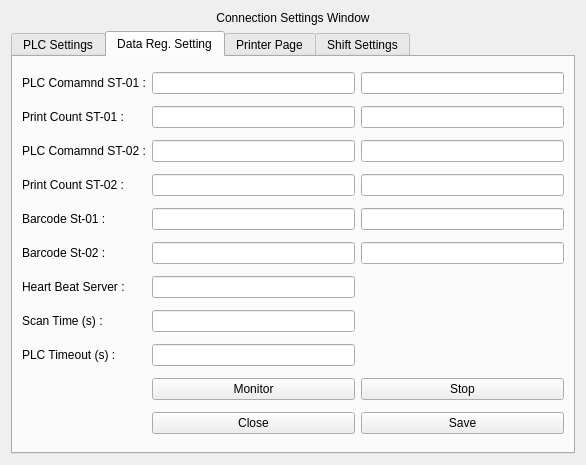
First picture: the form in UI/ConnectionWindow.ui, repository listpplo/Mahle-Barcode-Standardization, before the edit.
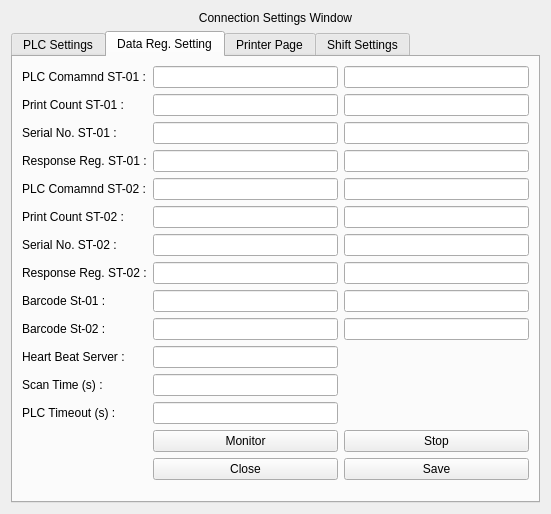
Second picture: the form after the edit. The open tabs and pages were chosen to show the change. Icons and pictures are not drawn.

```diff
--- a/UI/ConnectionWindow.ui
+++ b/UI/ConnectionWindow.ui
@@ -9,8 +9,8 @@
    <rect>
     <x>0</x>
     <y>0</y>
-    <width>586</width>
-    <height>465</height>
+    <width>551</width>
+    <height>514</height>
    </rect>
   </property>
   <property name="windowTitle">
@@ -253,55 +253,62 @@
          </property>
         </widget>
        </item>
-       <item row="3" column="0">
-        <widget class="QLabel" name="label_6">
-         <property name="text">
-          <string>Print Count ST-02 :</string>
-         </property>
-        </widget>
-       </item>
-       <item row="1" column="1">
-        <widget class="QLineEdit" name="lineEdit_4">
+       <item row="4" column="1">
+        <widget class="QLineEdit" name="lineEdit_9">
          <property name="alignment">
           <set>Qt::AlignCenter</set>
          </property>
         </widget>
        </item>
-       <item row="3" column="2">
-        <widget class="QLineEdit" name="lineEdit_12">
-         <property name="alignment">
-          <set>Qt::AlignCenter</set>
-         </property>
-         <property name="readOnly">
-          <bool>true</bool>
-         </property>
-        </widget>
-       </item>
-       <item row="2" column="0">
+       <item row="4" column="0">
         <widget class="QLabel" name="label_7">
          <property name="text">
           <string>PLC Comamnd ST-02 :</string>
          </property>
         </widget>
        </item>
-       <item row="10" column="2">
-        <widget class="QPushButton" name="pushButton_4">
+       <item row="7" column="0">
+        <widget class="QLabel" name="label_20">
+         <property name="text">
+          <string>Response Reg. ST-02 :</string>
+         </property>
+        </widget>
+       </item>
+       <item row="13" column="1">
+        <widget class="QPushButton" name="pushButton_3">
          <property name="styleSheet">
           <string notr="true">QPushButton::hover{
 	background-color: rgb(71, 255, 20);
 }
-</string>
+
+QPushButton::checked{
+	background-color: rgb(71, 255, 20);
+}</string>
          </property>
          <property name="text">
-          <string>Save</string>
+          <string>Monitor</string>
          </property>
          <property name="checkable">
-          <bool>false</bool>
+          <bool>true</bool>
          </property>
         </widget>
        </item>
-       <item row="2" column="2">
-        <widget class="QLineEdit" name="lineEdit_10">
+       <item row="12" column="1">
+        <widget class="QLineEdit" name="lineEdit_8">
+         <property name="alignment">
+          <set>Qt::AlignCenter</set>
+         </property>
+        </widget>
+       </item>
+       <item row="12" column="0">
+        <widget class="QLabel" name="label_9">
+         <property name="text">
+          <string>PLC Timeout (s) : </string>
+         </property>
+        </widget>
+       </item>
+       <item row="8" column="2">
+        <widget class="QLineEdit" name="lineEdit_16">
          <property name="alignment">
           <set>Qt::AlignCenter</set>
          </property>
@@ -310,6 +317,13 @@
          </property>
         </widget>
        </item>
+       <item row="6" column="0">
+        <widget class="QLabel" name="label_19">
+         <property name="text">
+          <string>Serial No. ST-02 :</string>
+         </property>
+        </widget>
+       </item>
        <item row="1" column="2">
         <widget class="QLineEdit" name="lineEdit_6">
          <property name="alignment">
@@ -320,14 +334,14 @@
          </property>
         </widget>
        </item>
-       <item row="2" column="1">
-        <widget class="QLineEdit" name="lineEdit_9">
-         <property name="alignment">
-          <set>Qt::AlignCenter</set>
+       <item row="5" column="0">
+        <widget class="QLabel" name="label_6">
+         <property name="text">
+          <string>Print Count ST-02 :</string>
          </property>
         </widget>
        </item>
-       <item row="10" column="1">
+       <item row="14" column="1">
         <widget class="QPushButton" name="pushButton_6">
          <property name="styleSheet">
           <string notr="true">QPushButton::hover{
@@ -346,151 +360,233 @@
          </property>
         </widget>
        </item>
-       <item row="4" column="1">
-        <widget class="QLineEdit" name="lineEdit_14">
-         <property name="alignment">
-          <set>Qt::AlignCenter</set>
-         </property>
-        </widget>
-       </item>
        <item row="9" column="2">
-        <widget class="QPushButton" name="pushButton_5">
+        <widget class="QLineEdit" name="lineEdit_17">
+         <property name="alignment">
+          <set>Qt::AlignCenter</set>
+         </property>
+         <property name="readOnly">
+          <bool>true</bool>
+         </property>
+        </widget>
+       </item>
+       <item row="2" column="0">
+        <widget class="QLabel" name="label_18">
+         <property name="text">
+          <string>Serial No. ST-01 :</string>
+         </property>
+        </widget>
+       </item>
+       <item row="14" column="2">
+        <widget class="QPushButton" name="pushButton_4">
          <property name="styleSheet">
           <string notr="true">QPushButton::hover{
-	background-color:  rgb(255, 23, 15);
+	background-color: rgb(71, 255, 20);
 }
-
-QPushButton::checked{
-	background-color:  rgb(255, 23, 15);
-}</string>
+</string>
          </property>
          <property name="text">
-          <string>Stop</string>
+          <string>Save</string>
+         </property>
+         <property name="checkable">
+          <bool>false</bool>
          </property>
         </widget>
        </item>
-       <item row="6" column="1">
+       <item row="10" column="1">
         <widget class="QLineEdit" name="lineEdit_13">
          <property name="alignment">
           <set>Qt::AlignCenter</set>
          </property>
         </widget>
        </item>
-       <item row="3" column="1">
-        <widget class="QLineEdit" name="lineEdit_11">
+       <item row="9" column="0">
+        <widget class="QLabel" name="label_17">
+         <property name="text">
+          <string>Barcode St-02 :</string>
+         </property>
+        </widget>
+       </item>
+       <item row="9" column="1">
+        <widget class="QLineEdit" name="lineEdit_15">
          <property name="alignment">
           <set>Qt::AlignCenter</set>
          </property>
         </widget>
        </item>
-       <item row="6" column="0">
+       <item row="1" column="0">
+        <widget class="QLabel" name="label_5">
+         <property name="text">
+          <string>Print Count ST-01 :</string>
+         </property>
+        </widget>
+       </item>
+       <item row="6" column="2">
+        <widget class="QLineEdit" name="lineEdit_21">
+         <property name="alignment">
+          <set>Qt::AlignCenter</set>
+         </property>
+         <property name="readOnly">
+          <bool>true</bool>
+         </property>
+        </widget>
+       </item>
+       <item row="1" column="1">
+        <widget class="QLineEdit" name="lineEdit_4">
+         <property name="alignment">
+          <set>Qt::AlignCenter</set>
+         </property>
+        </widget>
+       </item>
+       <item row="2" column="1">
+        <widget class="QLineEdit" name="lineEdit_18">
+         <property name="alignment">
+          <set>Qt::AlignCenter</set>
+         </property>
+        </widget>
+       </item>
+       <item row="10" column="0">
         <widget class="QLabel" name="label_10">
          <property name="text">
           <string>Heart Beat Server :</string>
          </property>
         </widget>
        </item>
-       <item row="7" column="1">
-        <widget class="QLineEdit" name="lineEdit_7">
+       <item row="0" column="1">
+        <widget class="QLineEdit" name="lineEdit_3">
          <property name="alignment">
           <set>Qt::AlignCenter</set>
          </property>
         </widget>
        </item>
-       <item row="0" column="0">
-        <widget class="QLabel" name="label_4">
-         <property name="text">
-          <string>PLC Comamnd ST-01 :</string>
-         </property>
-        </widget>
-       </item>
-       <item row="5" column="1">
-        <widget class="QLineEdit" name="lineEdit_15">
+       <item row="2" column="2">
+        <widget class="QLineEdit" name="lineEdit_19">
          <property name="alignment">
           <set>Qt::AlignCenter</set>
          </property>
+         <property name="readOnly">
+          <bool>true</bool>
+         </property>
         </widget>
        </item>
-       <item row="7" column="0">
+       <item row="11" column="0">
         <widget class="QLabel" name="label_8">
          <property name="text">
           <string>Scan Time (s) :</string>
          </property>
         </widget>
        </item>
-       <item row="9" column="1">
-        <widget class="QPushButton" name="pushButton_3">
-         <property name="styleSheet">
-          <string notr="true">QPushButton::hover{
-	background-color: rgb(71, 255, 20);
-}
-
-QPushButton::checked{
-	background-color: rgb(71, 255, 20);
-}</string>
-         </property>
-         <property name="text">
-          <string>Monitor</string>
-         </property>
-         <property name="checkable">
-          <bool>true</bool>
-         </property>
-        </widget>
-       </item>
        <item row="8" column="0">
-        <widget class="QLabel" name="label_9">
-         <property name="text">
-          <string>PLC Timeout (s) : </string>
-         </property>
-        </widget>
-       </item>
-       <item row="1" column="0">
-        <widget class="QLabel" name="label_5">
-         <property name="text">
-          <string>Print Count ST-01 :</string>
-         </property>
-        </widget>
-       </item>
-       <item row="5" column="0">
-        <widget class="QLabel" name="label_17">
-         <property name="text">
-          <string>Barcode St-02 :</string>
-         </property>
-        </widget>
-       </item>
-       <item row="8" column="1">
-        <widget class="QLineEdit" name="lineEdit_8">
-         <property name="alignment">
-          <set>Qt::AlignCenter</set>
-         </property>
-        </widget>
-       </item>
-       <item row="4" column="0">
         <widget class="QLabel" name="label_16">
          <property name="text">
           <string>Barcode St-01 :</string>
          </property>
         </widget>
        </item>
-       <item row="0" column="1">
-        <widget class="QLineEdit" name="lineEdit_3">
-         <property name="alignment">
-          <set>Qt::AlignCenter</set>
+       <item row="13" column="2">
+        <widget class="QPushButton" name="pushButton_5">
+         <property name="styleSheet">
+          <string notr="true">QPushButton::hover{
+	background-color:  rgb(255, 23, 15);
+}
+
+QPushButton::checked{
+	background-color:  rgb(255, 23, 15);
+}</string>
+         </property>
+         <property name="text">
+          <string>Stop</string>
          </property>
         </widget>
        </item>
-       <item row="4" column="2">
-        <widget class="QLineEdit" name="lineEdit_16">
+       <item row="5" column="1">
+        <widget class="QLineEdit" name="lineEdit_11">
          <property name="alignment">
           <set>Qt::AlignCenter</set>
          </property>
-         <property name="readOnly">
-          <bool>true</bool>
-         </property>
         </widget>
        </item>
        <item row="5" column="2">
-        <widget class="QLineEdit" name="lineEdit_17">
+        <widget class="QLineEdit" name="lineEdit_12">
+         <property name="alignment">
+          <set>Qt::AlignCenter</set>
+         </property>
+         <property name="readOnly">
+          <bool>true</bool>
+         </property>
+        </widget>
+       </item>
+       <item row="0" column="0">
+        <widget class="QLabel" name="label_4">
+         <property name="text">
+          <string>PLC Comamnd ST-01 :</string>
+         </property>
+        </widget>
+       </item>
+       <item row="8" column="1">
+        <widget class="QLineEdit" name="lineEdit_14">
+         <property name="alignment">
+          <set>Qt::AlignCenter</set>
+         </property>
+        </widget>
+       </item>
+       <item row="7" column="1">
+        <widget class="QLineEdit" name="lineEdit_22">
+         <property name="alignment">
+          <set>Qt::AlignCenter</set>
+         </property>
+        </widget>
+       </item>
+       <item row="11" column="1">
+        <widget class="QLineEdit" name="lineEdit_7">
+         <property name="alignment">
+          <set>Qt::AlignCenter</set>
+         </property>
+        </widget>
+       </item>
+       <item row="6" column="1">
+        <widget class="QLineEdit" name="lineEdit_20">
+         <property name="alignment">
+          <set>Qt::AlignCenter</set>
+         </property>
+        </widget>
+       </item>
+       <item row="4" column="2">
+        <widget class="QLineEdit" name="lineEdit_10">
+         <property name="alignment">
+          <set>Qt::AlignCenter</set>
+         </property>
+         <property name="readOnly">
+          <bool>true</bool>
+         </property>
+        </widget>
+       </item>
+       <item row="3" column="0">
+        <widget class="QLabel" name="label_21">
+         <property name="text">
+          <string>Response Reg. ST-01 :</string>
+         </property>
+        </widget>
+       </item>
+       <item row="3" column="1">
+        <widget class="QLineEdit" name="lineEdit_23">
+         <property name="alignment">
+          <set>Qt::AlignCenter</set>
+         </property>
+        </widget>
+       </item>
+       <item row="7" column="2">
+        <widget class="QLineEdit" name="lineEdit_24">
+         <property name="alignment">
+          <set>Qt::AlignCenter</set>
+         </property>
+         <property name="readOnly">
+          <bool>true</bool>
+         </property>
+        </widget>
+       </item>
+       <item row="3" column="2">
+        <widget class="QLineEdit" name="lineEdit_25">
          <property name="alignment">
           <set>Qt::AlignCenter</set>
          </property>
```
Left out of the diff: 2 changed lines with no effect on the pictures.
